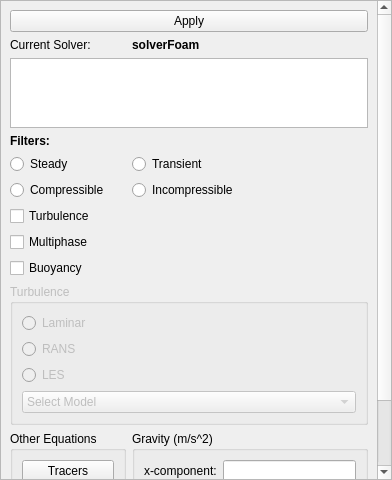
Above: petroSym/solutionModelingNew.ui from jmarcelogimenez/petroSym before the change. Below: the same form after it.
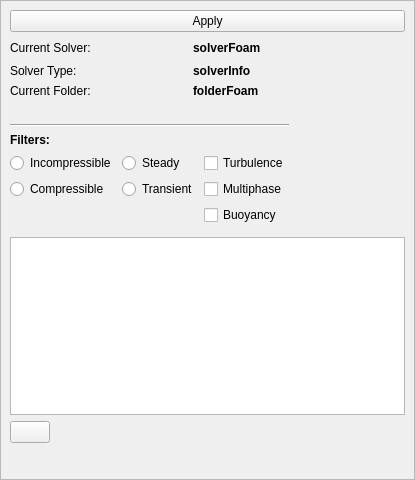
That is the form after the change. Icons and pictures are not drawn.

Commit message: Adding several changes in: petroSym.py (Logic of update_watcher and plotting) -solutionModeling.py (Adding new forms of solver selections) -initialConditions.py (Potential foam option) and run.py (Storing pid to catch running process) and minor changes in templates (in order to run potencial foam)

What changed in the file:
```diff
--- a/petroSym/solutionModelingNew.ui
+++ b/petroSym/solutionModelingNew.ui
@@ -6,7 +6,7 @@
    <rect>
     <x>0</x>
     <y>0</y>
-    <width>392</width>
+    <width>415</width>
     <height>480</height>
    </rect>
   </property>
@@ -26,45 +26,128 @@
     <rect>
      <x>0</x>
      <y>0</y>
-     <width>374</width>
-     <height>589</height>
+     <width>413</width>
+     <height>478</height>
     </rect>
    </property>
    <layout class="QGridLayout" name="gridLayout">
-    <item row="1" column="1">
-     <widget class="QLabel" name="label_solver">
-      <property name="font">
-       <font>
-        <weight>75</weight>
-        <bold>true</bold>
-       </font>
-      </property>
-      <property name="text">
-       <string>solverFoam</string>
-      </property>
-     </widget>
+    <item row="4" column="0" rowspan="2">
+     <layout class="QGridLayout" name="gridLayout_7">
+      <item row="2" column="0">
+       <widget class="QLabel" name="label_7">
+        <property name="sizePolicy">
+         <sizepolicy hsizetype="Fixed" vsizetype="Preferred">
+          <horstretch>0</horstretch>
+          <verstretch>0</verstretch>
+         </sizepolicy>
+        </property>
+        <property name="text">
+         <string>Current Folder:</string>
+        </property>
+       </widget>
+      </item>
+      <item row="1" column="2">
+       <widget class="QLabel" name="label_info">
+        <property name="sizePolicy">
+         <sizepolicy hsizetype="Expanding" vsizetype="Preferred">
+          <horstretch>0</horstretch>
+          <verstretch>0</verstretch>
+         </sizepolicy>
+        </property>
+        <property name="font">
+         <font>
+          <weight>75</weight>
+          <bold>true</bold>
+         </font>
+        </property>
+        <property name="text">
+         <string>solverInfo</string>
+        </property>
+        <property name="alignment">
+         <set>Qt::AlignLeading|Qt::AlignLeft|Qt::AlignVCenter</set>
+        </property>
+       </widget>
+      </item>
+      <item row="1" column="0">
+       <widget class="QLabel" name="label_8">
+        <property name="sizePolicy">
+         <sizepolicy hsizetype="Fixed" vsizetype="Preferred">
+          <horstretch>0</horstretch>
+          <verstretch>0</verstretch>
+         </sizepolicy>
+        </property>
+        <property name="text">
+         <string>Solver Type:</string>
+        </property>
+       </widget>
+      </item>
+      <item row="0" column="0">
+       <widget class="QLabel" name="label_5">
+        <property name="sizePolicy">
+         <sizepolicy hsizetype="Fixed" vsizetype="Preferred">
+          <horstretch>0</horstretch>
+          <verstretch>0</verstretch>
+         </sizepolicy>
+        </property>
+        <property name="text">
+         <string>Current Solver:</string>
+        </property>
+       </widget>
+      </item>
+      <item row="0" column="2">
+       <widget class="QLabel" name="label_solver">
+        <property name="sizePolicy">
+         <sizepolicy hsizetype="Expanding" vsizetype="Preferred">
+          <horstretch>0</horstretch>
+          <verstretch>0</verstretch>
+         </sizepolicy>
+        </property>
+        <property name="font">
+         <font>
+          <weight>75</weight>
+          <bold>true</bold>
+         </font>
+        </property>
+        <property name="text">
+         <string>solverFoam</string>
+        </property>
+       </widget>
+      </item>
+      <item row="2" column="2">
+       <widget class="QLabel" name="label_folder">
+        <property name="sizePolicy">
+         <sizepolicy hsizetype="Expanding" vsizetype="Preferred">
+          <horstretch>0</horstretch>
+          <verstretch>0</verstretch>
+         </sizepolicy>
+        </property>
+        <property name="font">
+         <font>
+          <weight>75</weight>
+          <bold>true</bold>
+         </font>
+        </property>
+        <property name="text">
+         <string>folderFoam</string>
+        </property>
+       </widget>
+      </item>
+      <item row="0" column="1">
+       <spacer name="horizontalSpacer_2">
+        <property name="orientation">
+         <enum>Qt::Horizontal</enum>
+        </property>
+        <property name="sizeHint" stdset="0">
+         <size>
+          <width>40</width>
+          <height>20</height>
+         </size>
+        </property>
+       </spacer>
+      </item>
+     </layout>
     </item>
-    <item row="4" column="0">
-     <widget class="QRadioButton" name="radioTime1">
-      <property name="text">
-       <string>Steady</string>
-      </property>
-      <attribute name="buttonGroup">
-       <string notr="true">buttonGroup</string>
-      </attribute>
-     </widget>
-    </item>
-    <item row="5" column="0">
-     <widget class="QRadioButton" name="radioFlow1">
-      <property name="text">
-       <string>Compressible</string>
-      </property>
-      <attribute name="buttonGroup">
-       <string notr="true">buttonGroup_2</string>
-      </attribute>
-     </widget>
-    </item>
-    <item row="0" column="0" colspan="2">
+    <item row="0" column="0" colspan="5">
      <widget class="QPushButton" name="pushButton">
       <property name="text">
        <string>Apply</string>
@@ -75,166 +158,20 @@
       </property>
      </widget>
     </item>
-    <item row="11" column="0">
-     <spacer name="verticalSpacer">
-      <property name="orientation">
-       <enum>Qt::Vertical</enum>
+    <item row="18" column="0" colspan="5">
+     <widget class="QListWidget" name="listWidget">
+      <property name="sizePolicy">
+       <sizepolicy hsizetype="Expanding" vsizetype="Expanding">
+        <horstretch>0</horstretch>
+        <verstretch>0</verstretch>
+       </sizepolicy>
       </property>
-      <property name="sizeHint" stdset="0">
-       <size>
-        <width>20</width>
-        <height>40</height>
-       </size>
+      <property name="layoutDirection">
+       <enum>Qt::LeftToRight</enum>
       </property>
-     </spacer>
-    </item>
-    <item row="7" column="0">
-     <widget class="QCheckBox" name="checkBoxMultiphase">
-      <property name="text">
-       <string>Multiphase</string>
-      </property>
      </widget>
     </item>
-    <item row="1" column="0">
-     <widget class="QLabel" name="label_5">
-      <property name="text">
-       <string>Current Solver:</string>
-      </property>
-     </widget>
-    </item>
-    <item row="2" column="0" colspan="2">
-     <widget class="QListWidget" name="listWidget"/>
-    </item>
-    <item row="10" column="1">
-     <widget class="QGroupBox" name="groupBox_3">
-      <property name="title">
-       <string>Gravity (m/s^2)</string>
-      </property>
-      <layout class="QGridLayout" name="gridLayout_3">
-       <item row="1" column="0">
-        <widget class="QLabel" name="label_3">
-         <property name="text">
-          <string>y-component</string>
-         </property>
-        </widget>
-       </item>
-       <item row="1" column="1">
-        <widget class="QLineEdit" name="gy"/>
-       </item>
-       <item row="0" column="1">
-        <widget class="QLineEdit" name="gx"/>
-       </item>
-       <item row="0" column="0">
-        <widget class="QLabel" name="label_2">
-         <property name="text">
-          <string>x-component:</string>
-         </property>
-        </widget>
-       </item>
-       <item row="2" column="0">
-        <widget class="QLabel" name="label_4">
-         <property name="text">
-          <string>z-component</string>
-         </property>
-        </widget>
-       </item>
-       <item row="2" column="1">
-        <widget class="QLineEdit" name="gz"/>
-       </item>
-      </layout>
-     </widget>
-    </item>
-    <item row="9" column="0" colspan="2">
-     <widget class="QGroupBox" name="groupBox_turbulence">
-      <property name="enabled">
-       <bool>false</bool>
-      </property>
-      <property name="title">
-       <string>Turbulence</string>
-      </property>
-      <layout class="QVBoxLayout" name="verticalLayout_3">
-       <item>
-        <widget class="QRadioButton" name="radioTurb1">
-         <property name="text">
-          <string>Laminar</string>
-         </property>
-         <attribute name="buttonGroup">
-          <string notr="true">buttonGroup_3</string>
-         </attribute>
-        </widget>
-       </item>
-       <item>
-        <widget class="QRadioButton" name="radioTurb2">
-         <property name="text">
-          <string>RANS</string>
-         </property>
-         <attribute name="buttonGroup">
-          <string notr="true">buttonGroup_3</string>
-         </attribute>
-        </widget>
-       </item>
-       <item>
-        <widget class="QRadioButton" name="radioTurb3">
-         <property name="text">
-          <string>LES</string>
-         </property>
-         <attribute name="buttonGroup">
-          <string notr="true">buttonGroup_3</string>
-         </attribute>
-        </widget>
-       </item>
-       <item>
-        <widget class="QComboBox" name="comboBoxTurb">
-         <item>
-          <property name="text">
-           <string>Select Model</string>
-          </property>
-         </item>
-        </widget>
-       </item>
-      </layout>
-     </widget>
-    </item>
-    <item row="10" column="0">
-     <widget class="QGroupBox" name="groupBox_2">
-      <property name="title">
-       <string>Other Equations</string>
-      </property>
-      <layout class="QGridLayout" name="gridLayout_4">
-       <item row="4" column="0">
-        <spacer name="verticalSpacer_2">
-         <property name="orientation">
-          <enum>Qt::Vertical</enum>
-         </property>
-         <property name="sizeHint" stdset="0">
-          <size>
-           <width>20</width>
-           <height>40</height>
-          </size>
-         </property>
-        </spacer>
-       </item>
-       <item row="1" column="0" colspan="2">
-        <widget class="QPushButton" name="pushButton_2">
-         <property name="text">
-          <string>Tracers</string>
-         </property>
-        </widget>
-       </item>
-      </layout>
-     </widget>
-    </item>
-    <item row="4" column="1">
-     <widget class="QRadioButton" name="radioTime2">
-      <property name="text">
-       <string>Transient</string>
-      </property>
-      <attribute name="buttonGroup">
-       <string notr="true">buttonGroup</string>
-      </attribute>
-     </widget>
-    </item>
-    <item row="3" column="0">
+    <item row="8" column="0">
      <widget class="QLabel" name="label_6">
       <property name="font">
        <font>
@@ -247,27 +184,189 @@
       </property>
      </widget>
     </item>
+    <item row="21" column="0">
+     <spacer name="verticalSpacer">
+      <property name="orientation">
+       <enum>Qt::Vertical</enum>
+      </property>
+      <property name="sizeType">
+       <enum>QSizePolicy::Expanding</enum>
+      </property>
+      <property name="sizeHint" stdset="0">
+       <size>
+        <width>20</width>
+        <height>40</height>
+       </size>
+      </property>
+     </spacer>
+    </item>
+    <item row="12" column="2">
+     <spacer name="horizontalSpacer">
+      <property name="orientation">
+       <enum>Qt::Horizontal</enum>
+      </property>
+      <property name="sizeHint" stdset="0">
+       <size>
+        <width>40</width>
+        <height>20</height>
+       </size>
+      </property>
+     </spacer>
+    </item>
+    <item row="12" column="0">
+     <layout class="QGridLayout" name="gridLayout_4">
+      <item row="0" column="2">
+       <widget class="QCheckBox" name="checkBoxTurbulence">
+        <property name="sizePolicy">
+         <sizepolicy hsizetype="Fixed" vsizetype="Fixed">
+          <horstretch>0</horstretch>
+          <verstretch>0</verstretch>
+         </sizepolicy>
+        </property>
+        <property name="text">
+         <string>Turbulence</string>
+        </property>
+       </widget>
+      </item>
+      <item row="1" column="1">
+       <widget class="QRadioButton" name="radioTime2">
+        <property name="sizePolicy">
+         <sizepolicy hsizetype="Fixed" vsizetype="Fixed">
+          <horstretch>0</horstretch>
+          <verstretch>0</verstretch>
+         </sizepolicy>
+        </property>
+        <property name="text">
+         <string>Transient</string>
+        </property>
+        <attribute name="buttonGroup">
+         <string notr="true">buttonGroup</string>
+        </attribute>
+       </widget>
+      </item>
+      <item row="0" column="0">
+       <widget class="QRadioButton" name="radioFlow2">
+        <property name="sizePolicy">
+         <sizepolicy hsizetype="Fixed" vsizetype="Fixed">
+          <horstretch>0</horstretch>
+          <verstretch>0</verstretch>
+         </sizepolicy>
+        </property>
+        <property name="text">
+         <string>Incompressible</string>
+        </property>
+        <attribute name="buttonGroup">
+         <string notr="true">buttonGroup_2</string>
+        </attribute>
+       </widget>
+      </item>
+      <item row="1" column="2">
+       <widget class="QCheckBox" name="checkBoxMultiphase">
+        <property name="sizePolicy">
+         <sizepolicy hsizetype="Fixed" vsizetype="Fixed">
+          <horstretch>0</horstretch>
+          <verstretch>0</verstretch>
+         </sizepolicy>
+        </property>
+        <property name="text">
+         <string>Multiphase</string>
+        </property>
+       </widget>
+      </item>
+      <item row="0" column="1">
+       <widget class="QRadioButton" name="radioTime1">
+        <property name="sizePolicy">
+         <sizepolicy hsizetype="Fixed" vsizetype="Fixed">
+          <horstretch>0</horstretch>
+          <verstretch>0</verstretch>
+         </sizepolicy>
+        </property>
+        <property name="text">
+         <string>Steady</string>
+        </property>
+        <attribute name="buttonGroup">
+         <string notr="true">buttonGroup</string>
+        </attribute>
+       </widget>
+      </item>
+      <item row="1" column="0">
+       <widget class="QRadioButton" name="radioFlow1">
+        <property name="sizePolicy">
+         <sizepolicy hsizetype="Fixed" vsizetype="Fixed">
+          <horstretch>0</horstretch>
+          <verstretch>0</verstretch>
+         </sizepolicy>
+        </property>
+        <property name="text">
+         <string>Compressible</string>
+        </property>
+        <attribute name="buttonGroup">
+         <string notr="true">buttonGroup_2</string>
+        </attribute>
+       </widget>
+      </item>
+      <item row="2" column="2">
+       <widget class="QCheckBox" name="checkBoxBuoyancy">
+        <property name="sizePolicy">
+         <sizepolicy hsizetype="Fixed" vsizetype="Fixed">
+          <horstretch>0</horstretch>
+          <verstretch>0</verstretch>
+         </sizepolicy>
+        </property>
+        <property name="text">
+         <string>Buoyancy</string>
+        </property>
+       </widget>
+      </item>
+     </layout>
+    </item>
+    <item row="20" column="0">
+     <widget class="QPushButton" name="info_button">
+      <property name="sizePolicy">
+       <sizepolicy hsizetype="Fixed" vsizetype="Fixed">
+        <horstretch>0</horstretch>
+        <verstretch>0</verstretch>
+       </sizepolicy>
+      </property>
+      <property name="layoutDirection">
+       <enum>Qt::LeftToRight</enum>
+      </property>
+      <property name="text">
+       <string/>
+      </property>
+      <property name="icon">
+       <iconset resource="resources.qrc">
+        <normaloff>:/newPrefix/images/fromHelyx/info16.png</normaloff>:/newPrefix/images/fromHelyx/info16.png</iconset>
+      </property>
+     </widget>
+    </item>
+    <item row="15" column="3">
+     <widget class="Line" name="line_3">
+      <property name="orientation">
+       <enum>Qt::Vertical</enum>
+      </property>
+     </widget>
+    </item>
     <item row="6" column="0">
-     <widget class="QCheckBox" name="checkBoxTurbulence">
-      <property name="text">
-       <string>Turbulence</string>
+     <spacer name="verticalSpacer_2">
+      <property name="orientation">
+       <enum>Qt::Vertical</enum>
       </property>
-     </widget>
-    </item>
-    <item row="5" column="1">
-     <widget class="QRadioButton" name="radioFlow2">
-      <property name="text">
-       <string>Incompressible</string>
+      <property name="sizeType">
+       <enum>QSizePolicy::Fixed</enum>
       </property>
-      <attribute name="buttonGroup">
-       <string notr="true">buttonGroup_2</string>
-      </attribute>
-     </widget>
+      <property name="sizeHint" stdset="0">
+       <size>
+        <width>20</width>
+        <height>20</height>
+       </size>
+      </property>
+     </spacer>
     </item>
-    <item row="8" column="0">
-     <widget class="QCheckBox" name="checkBoxBuoyancy">
-      <property name="text">
-       <string>Buoyancy</string>
+    <item row="7" column="0">
+     <widget class="Line" name="line">
+      <property name="orientation">
+       <enum>Qt::Horizontal</enum>
       </property>
      </widget>
     </item>
```
Left out of the diff: 103 changed lines with no effect on the pictures. The commit also changes 26 other files.
